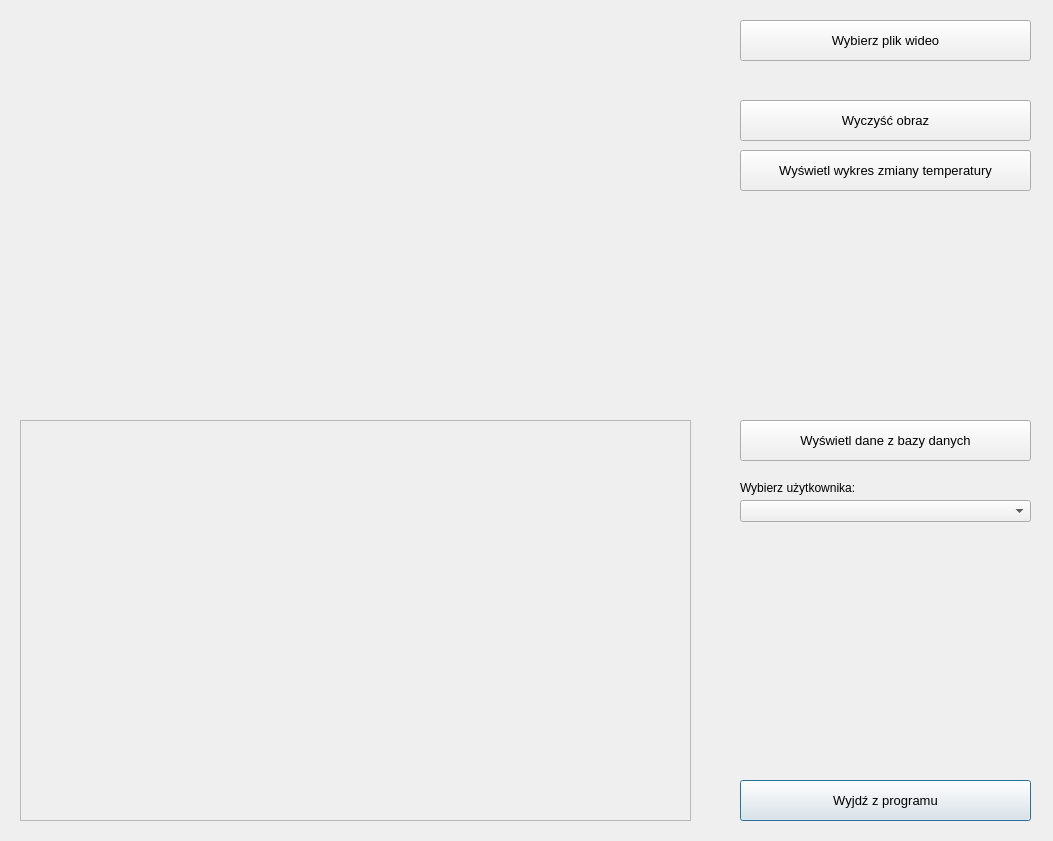
Qt form interface.ui (Landerer/Program-wspomagajacy-analize-nagran-termograficznych) before a commit.
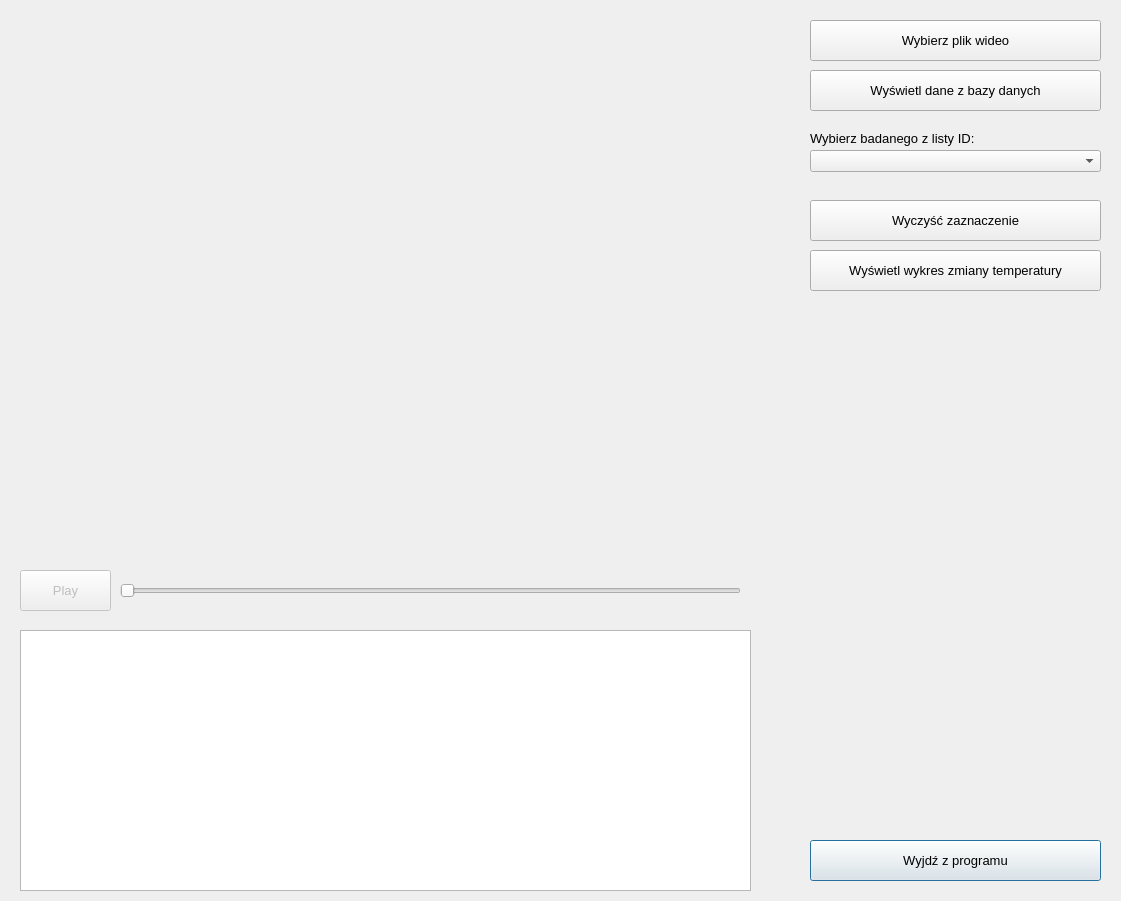
The same form after that commit.

Commit message: Przycisk play, suwak postęu filmu Samoczynne rozpoznanie id z nazwy pliku

Patch:
```diff
--- a/interface.ui
+++ b/interface.ui
@@ -2,22 +2,30 @@
 <ui version="4.0">
  <class>Application</class>
  <widget class="QDialog" name="Application">
+  <property name="enabled">
+   <bool>true</bool>
+  </property>
   <property name="geometry">
    <rect>
     <x>0</x>
     <y>0</y>
-    <width>1053</width>
-    <height>841</height>
+    <width>1121</width>
+    <height>901</height>
    </rect>
   </property>
+  <property name="font">
+   <font>
+    <pointsize>10</pointsize>
+   </font>
+  </property>
   <property name="windowTitle">
    <string>Oprogramowanie wspomagające diagnozę objawu Raynauda</string>
   </property>
   <widget class="QPushButton" name="exitButton">
    <property name="geometry">
     <rect>
-     <x>740</x>
-     <y>780</y>
+     <x>810</x>
+     <y>840</y>
      <width>291</width>
      <height>41</height>
     </rect>
@@ -37,7 +45,7 @@
   <widget class="QPushButton" name="pickDirectory">
    <property name="geometry">
     <rect>
-     <x>740</x>
+     <x>810</x>
      <y>20</y>
      <width>291</width>
      <height>41</height>
@@ -67,8 +75,8 @@
   <widget class="QPushButton" name="showTemperatureDiagram">
    <property name="geometry">
     <rect>
-     <x>740</x>
-     <y>150</y>
+     <x>810</x>
+     <y>250</y>
      <width>291</width>
      <height>41</height>
     </rect>
@@ -91,8 +99,8 @@
   <widget class="QPushButton" name="clearScene">
    <property name="geometry">
     <rect>
-     <x>740</x>
-     <y>100</y>
+     <x>810</x>
+     <y>200</y>
      <width>291</width>
      <height>41</height>
     </rect>
@@ -103,7 +111,7 @@
     </font>
    </property>
    <property name="text">
-    <string>Wyczyść obraz</string>
+    <string>Wyczyść zaznaczenie</string>
    </property>
    <property name="checkable">
     <bool>false</bool>
@@ -115,8 +123,8 @@
   <widget class="QPushButton" name="showDataBase">
    <property name="geometry">
     <rect>
-     <x>740</x>
-     <y>420</y>
+     <x>810</x>
+     <y>70</y>
      <width>291</width>
      <height>41</height>
     </rect>
@@ -139,8 +147,8 @@
   <widget class="QComboBox" name="chooseUser">
    <property name="geometry">
     <rect>
-     <x>740</x>
-     <y>500</y>
+     <x>810</x>
+     <y>150</y>
      <width>291</width>
      <height>22</height>
     </rect>
@@ -149,34 +157,61 @@
   <widget class="QLabel" name="chooseUserLabel">
    <property name="geometry">
     <rect>
-     <x>740</x>
-     <y>480</y>
-     <width>161</width>
+     <x>810</x>
+     <y>130</y>
+     <width>191</width>
      <height>16</height>
     </rect>
    </property>
    <property name="text">
-    <string>Wybierz użytkownika:</string>
+    <string>Wybierz badanego z listy ID:</string>
    </property>
   </widget>
-  <widget class="QTextEdit" name="userData">
+  <widget class="QPushButton" name="playButton">
    <property name="enabled">
     <bool>false</bool>
    </property>
    <property name="geometry">
     <rect>
      <x>20</x>
-     <y>420</y>
-     <width>671</width>
-     <height>401</height>
+     <y>570</y>
+     <width>91</width>
+     <height>41</height>
     </rect>
    </property>
    <property name="font">
     <font>
-     <pointsize>9</pointsize>
-     <weight>50</weight>
-     <bold>false</bold>
+     <pointsize>10</pointsize>
     </font>
+   </property>
+   <property name="text">
+    <string>Play</string>
+   </property>
+  </widget>
+  <widget class="QSlider" name="mediaDurationSlider">
+   <property name="geometry">
+    <rect>
+     <x>120</x>
+     <y>580</y>
+     <width>621</width>
+     <height>22</height>
+    </rect>
+   </property>
+   <property name="orientation">
+    <enum>Qt::Horizontal</enum>
+   </property>
+  </widget>
+  <widget class="QTextEdit" name="uderData">
+   <property name="enabled">
+    <bool>true</bool>
+   </property>
+   <property name="geometry">
+    <rect>
+     <x>20</x>
+     <y>630</y>
+     <width>731</width>
+     <height>261</height>
+    </rect>
    </property>
   </widget>
  </widget>
```
Left out of the diff: 2 changed lines with no effect on the pictures. The commit also changes 2 other files.
